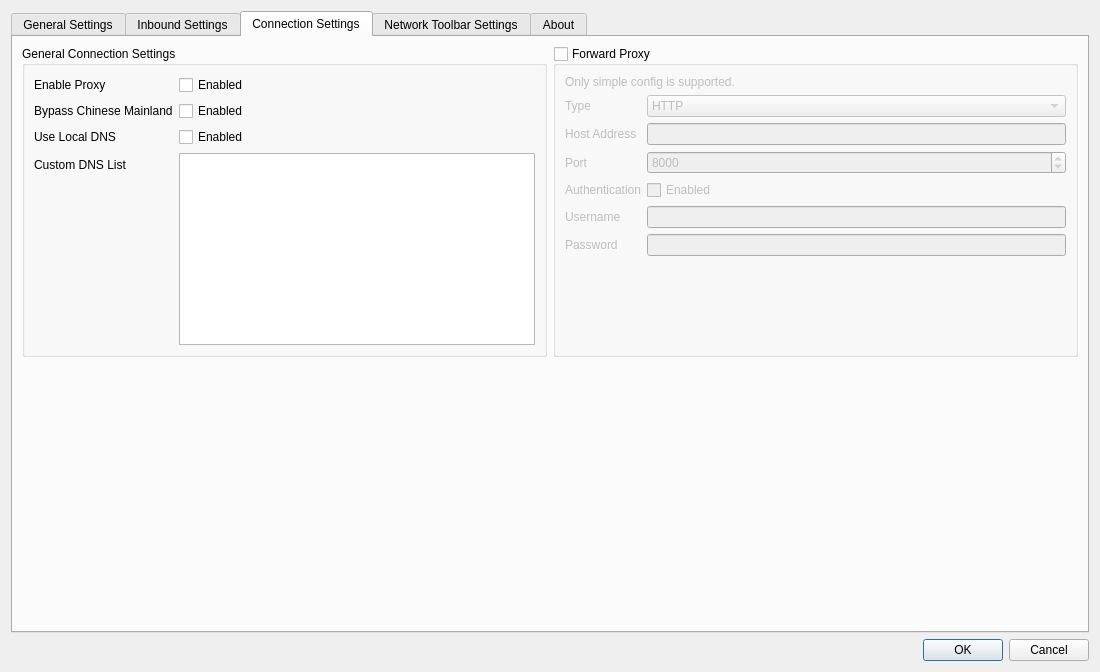
Before: the Qt Designer form src/ui/w_PreferencesWindow.ui in Qv2ray/Qv2ray, drawn with Qt 5.
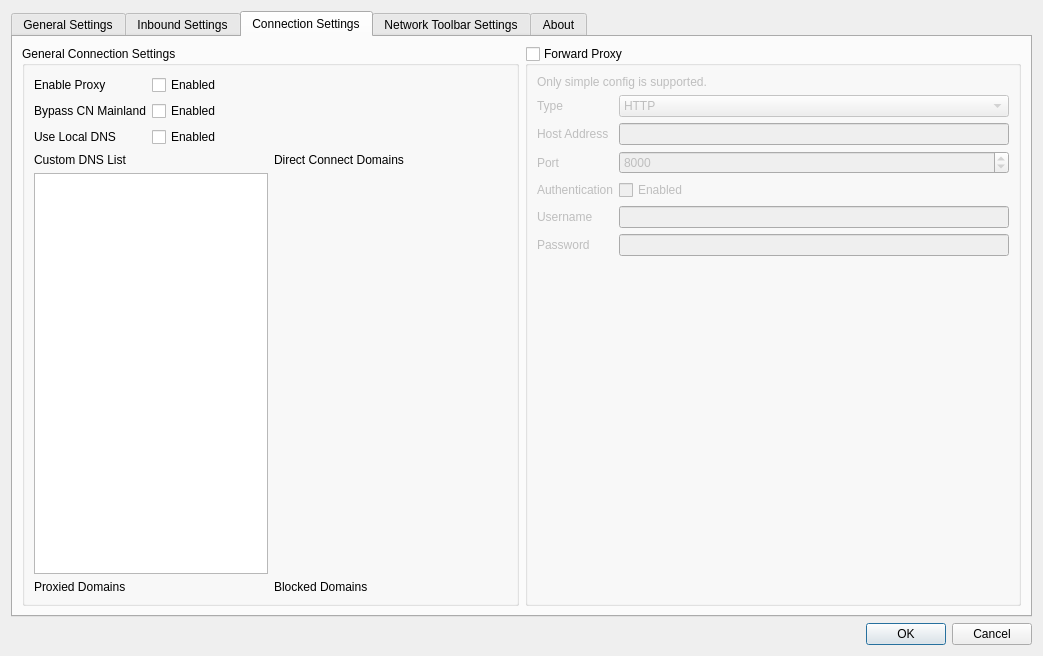
After: the same form once the commit is applied. The open tabs and pages were chosen to show the change. Icons and pictures are not drawn.

Commit message: add: added UI for manually specify the block,proxy,direct geosite/plain domains

Patch:
```diff
--- a/src/ui/w_PreferencesWindow.ui
+++ b/src/ui/w_PreferencesWindow.ui
@@ -9,8 +9,8 @@
    <rect>
     <x>0</x>
     <y>0</y>
-    <width>1100</width>
-    <height>672</height>
+    <width>1043</width>
+    <height>656</height>
    </rect>
   </property>
   <property name="windowTitle">
@@ -1113,7 +1113,7 @@
             <item row="1" column="0">
              <widget class="QLabel" name="label_17">
               <property name="text">
-               <string>Bypass Chinese Mainland</string>
+               <string>Bypass CN Mainland</string>
               </property>
              </widget>
             </item>
@@ -1138,15 +1138,49 @@
               </property>
              </widget>
             </item>
-            <item row="3" column="0">
-             <widget class="QLabel" name="label_21">
-              <property name="text">
-               <string>Custom DNS List</string>
-              </property>
-             </widget>
-            </item>
-            <item row="3" column="1">
-             <widget class="QPlainTextEdit" name="DNSListTxt"/>
+            <item row="4" column="0" colspan="2">
+             <layout class="QGridLayout" name="gridLayout_15" columnstretch="1,1" columnminimumwidth="1,1">
+              <item row="0" column="0">
+               <widget class="QLabel" name="label_21">
+                <property name="text">
+                 <string>Custom DNS List</string>
+                </property>
+               </widget>
+              </item>
+              <item row="1" column="0">
+               <widget class="QPlainTextEdit" name="DNSListTxt"/>
+              </item>
+              <item row="2" column="1">
+               <widget class="QLabel" name="label_82">
+                <property name="text">
+                 <string>Blocked Domains</string>
+                </property>
+               </widget>
+              </item>
+              <item row="0" column="1">
+               <widget class="QLabel" name="label_80">
+                <property name="text">
+                 <string>Direct Connect Domains</string>
+                </property>
+               </widget>
+              </item>
+              <item row="2" column="0">
+               <widget class="QLabel" name="label_81">
+                <property name="text">
+                 <string>Proxied Domains</string>
+                </property>
+               </widget>
+              </item>
+              <item row="1" column="1">
+               <layout class="QGridLayout" name="directTxtLayout"/>
+              </item>
+              <item row="3" column="0">
+               <layout class="QGridLayout" name="proxyTxtLayout"/>
+              </item>
+              <item row="3" column="1">
+               <layout class="QGridLayout" name="blockTxtLayout"/>
+              </item>
+             </layout>
             </item>
            </layout>
           </widget>
@@ -1264,19 +1298,6 @@
          </item>
         </layout>
        </item>
-       <item row="1" column="0" colspan="2">
-        <spacer name="verticalSpacer_14">
-         <property name="orientation">
-          <enum>Qt::Vertical</enum>
-         </property>
-         <property name="sizeHint" stdset="0">
-          <size>
-           <width>20</width>
-           <height>40</height>
-          </size>
-         </property>
-        </spacer>
-       </item>
       </layout>
      </widget>
      <widget class="QWidget" name="networkToolbarPage">
```
Left out of the diff: 7 changed lines with no effect on the pictures. The commit also changes 7 other files.
